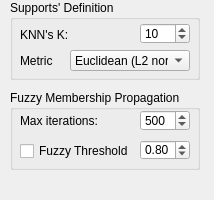
Above: _AlgorithmsPlugins/FLAME/paramsFlame.ui from b4silio/MLDemos before the change. Below: the same form after it.
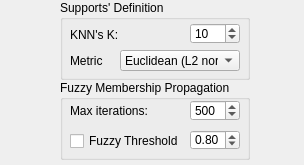
That is the form after the change.

Diff of the .ui file:
```diff
--- a/_AlgorithmsPlugins/FLAME/paramsFlame.ui
+++ b/_AlgorithmsPlugins/FLAME/paramsFlame.ui
@@ -6,8 +6,8 @@
    <rect>
     <x>0</x>
     <y>0</y>
-    <width>214</width>
-    <height>200</height>
+    <width>304</width>
+    <height>165</height>
    </rect>
   </property>
   <property name="windowTitle">
@@ -16,8 +16,8 @@
   <widget class="QGroupBox" name="groupBox">
    <property name="geometry">
     <rect>
-     <x>10</x>
-     <y>90</y>
+     <x>60</x>
+     <y>80</y>
      <width>190</width>
      <height>80</height>
     </rect>
@@ -122,7 +122,7 @@
   <widget class="QGroupBox" name="groupBox_2">
    <property name="geometry">
     <rect>
-     <x>10</x>
+     <x>60</x>
      <y>0</y>
      <width>190</width>
      <height>80</height>
```
